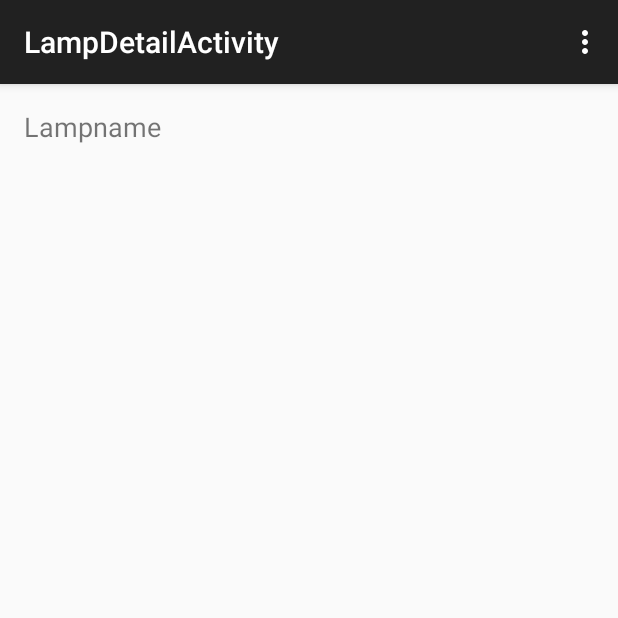
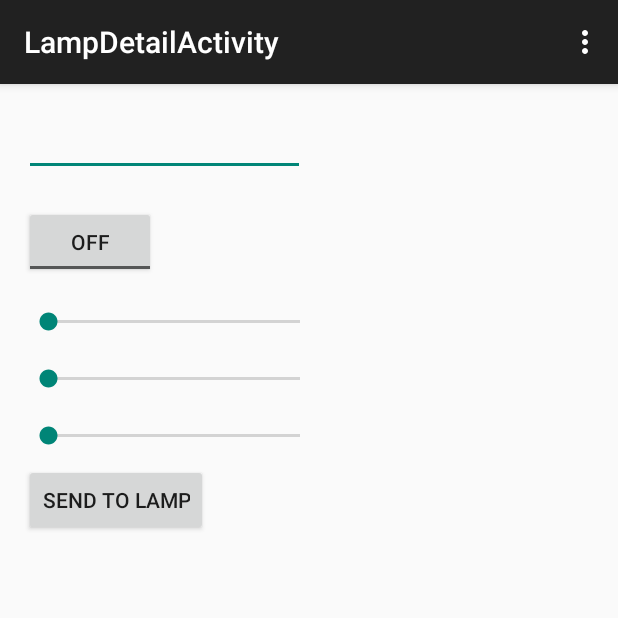
Before and after one commit to pjcbakx/AndroidAssesments, an Android app: the LampDetailActivity screen opened directly, with no data from a screen before it, on a phone screen of 412 x 824 dp, the top half of it. Run offline under Robolectric (Android 15) with nearby library versions, the phone set to English and light mode, and no system bars; 6 statements that could not run were skipped.

Commit message:
Made sending data to lamp, refreshing  list & fix reading all lamps with new ids

```diff
--- a/HueApp/app/src/main/java/com/example/patrick/hueapp/HueLamp.java
+++ b/HueApp/app/src/main/java/com/example/patrick/hueapp/HueLamp.java
@@ -57,6 +57,7 @@ public class HueLamp implements Serializable{
     public String imageUrl;
     public String name;
     public boolean isOn;
+    public int id;
     public int brightness;
     public int intensity;
     public int color;
--- a/HueApp/app/src/main/java/com/example/patrick/hueapp/LampDetailActivity.java
+++ b/HueApp/app/src/main/java/com/example/patrick/hueapp/LampDetailActivity.java
@@ -6,6 +6,11 @@ import android.os.Bundle;
 import android.util.Log;
 import android.view.Menu;
 import android.view.MenuItem;
+import android.view.View;
+import android.widget.Button;
+import android.widget.EditText;
+import android.widget.SeekBar;
+import android.widget.ToggleButton;
 
 import org.json.JSONException;
 import org.json.JSONObject;
@@ -22,7 +27,17 @@ import java.net.URL;
 import java.net.URLConnection;
 import java.net.URLEncoder;
 
-public class LampDetailActivity extends AppCompatActivity {
+public class LampDetailActivity extends AppCompatActivity implements View.OnClickListener, SeekBar.OnSeekBarChangeListener {
+
+    private HueLamp lamp;
+    private EditText txtName;
+    private ToggleButton btnOn;
+    private SeekBar barHue;
+    private SeekBar barBri;
+    private SeekBar barSat;
+    private Button butSend;
+
+    private boolean tracking = false;
 
     @Override
     protected void onCreate(Bundle savedInstanceState) {
@@ -30,9 +45,32 @@ public class LampDetailActivity extends AppCompatActivity {
         setContentView(R.layout.activity_lamp_detail);
 
         Bundle extras = getIntent().getExtras();
-        HueLamp lamp = (HueLamp)extras.getSerializable("Lamp");
+        lamp = (HueLamp)extras.getSerializable("Lamp");
 
-        //new OutputTask().execute();
+        txtName = (EditText) findViewById(R.id.editTextName);
+        btnOn = (ToggleButton) findViewById(R.id.toggleButtonOn);
+        barHue = (SeekBar) findViewById(R.id.seekBarHue);
+        barBri = (SeekBar) findViewById(R.id.seekBarBri);
+        barSat = (SeekBar) findViewById(R.id.seekBarSat);
+        butSend = (Button) findViewById(R.id.buttonSend);
+        butSend.setOnClickListener(this);
+
+        btnOn.setOnClickListener(this);
+        barHue.setOnSeekBarChangeListener(this);
+        barBri.setOnSeekBarChangeListener(this);
+        barSat.setOnSeekBarChangeListener(this);
+
+        txtName.setText(lamp.name);
+        btnOn.setChecked(lamp.isOn);
+        barHue.setProgress(lamp.color);
+        barBri.setProgress(lamp.brightness);
+        barSat.setProgress(lamp.intensity);
+    }
+
+    private void sendToLamp(int id, Boolean on, int bri, int hue, int sat)
+    {
+        LightSendTask task = new LightSendTask();
+        task.execute(Integer.toString(id),on.toString(), Integer.toString(bri), Integer.toString(hue),Integer.toString(sat));
     }
 
     @Override
@@ -56,51 +94,26 @@ public class LampDetailActivity extends AppCompatActivity {
 
         return super.onOptionsItemSelected(item);
     }
-}
-
-class OutputTask extends AsyncTask<Void,Void,String>
-{
 
     @Override
-    protected String doInBackground(Void... params) {
-        InputStream inputStream = null;
-        int responsCode = -1;
+    public void onClick(View v) {
+        sendToLamp(lamp.id,btnOn.isChecked(),barBri.getProgress(), barHue.getProgress(), barSat.getProgress());
+    }
 
-        String response = "";
+    @Override
+    public void onProgressChanged(SeekBar seekBar, int progress, boolean fromUser) {
+        if(!tracking)
+            sendToLamp(lamp.id,btnOn.isChecked(),barBri.getProgress(), barHue.getProgress(), barSat.getProgress());
+    }
 
+    @Override
+    public void onStartTrackingTouch(SeekBar seekBar) {
+        tracking = true;
+    }
 
-        try {
-            URL url = new URL("http://192.168.1.179/api/23d82f45b1c1476a645111275ea73/lights/2/state");
-            URLConnection urlConnection = url.openConnection();
-
-            if (!(urlConnection instanceof HttpURLConnection)) {
-                // Url
-                return null;
-            }
-
-            HttpURLConnection httpConnection = (HttpURLConnection) urlConnection;
-            httpConnection.setDoInput(true);
-            httpConnection.setDoOutput(true);
-            httpConnection.setRequestProperty("Content-Type", "application/json");
-            Log.i("Async", "Connect");
-            httpConnection.connect();
-
-            JSONObject param = new JSONObject();
-            param.put("on", "false");
-            DataOutputStream out = new DataOutputStream(httpConnection.getOutputStream());
-            out.writeChars(URLEncoder.encode(param.toString(), "UTF-8"));
-            out.flush();
-            out.close();
-
-        } catch (MalformedURLException e) {
-            Log.e("TAG", e.getLocalizedMessage());
-            return null;
-        } catch (IOException e) {
-            Log.e("TAG", e.getLocalizedMessage());
-            return null;
-        } catch (JSONException e) {
-            e.printStackTrace();
-        }
-        return "Success";
+    @Override
+    public void onStopTrackingTouch(SeekBar seekBar) {
+        tracking = false;
+        sendToLamp(lamp.id,btnOn.isChecked(),barBri.getProgress(), barHue.getProgress(), barSat.getProgress());
     }
 }
--- a/HueApp/app/src/main/res/layout/activity_lamp_detail.xml
+++ b/HueApp/app/src/main/res/layout/activity_lamp_detail.xml
@@ -4,13 +4,52 @@
     android:paddingRight="@dimen/activity_horizontal_margin"
     android:paddingTop="@dimen/activity_vertical_margin"
     android:paddingBottom="@dimen/activity_vertical_margin"
+    android:orientation="vertical"
     tools:context="com.example.patrick.hueapp.LampDetailActivity">
 
-    <TextView
-        android:layout_width="match_parent"
+
+    <EditText
+        android:layout_width="187dp"
         android:layout_height="wrap_content"
-        android:text="Lampname"
-        android:id="@+id/lampname"
-        android:textSize="@dimen/abc_text_size_medium_material" />
+        android:id="@+id/editTextName"
+        android:layout_marginBottom="10dp" />
 
+    <ToggleButton
+        android:layout_width="wrap_content"
+        android:layout_height="wrap_content"
+        android:text="New ToggleButton"
+        android:id="@+id/toggleButtonOn"
+        android:layout_marginTop="10dp"
+        android:layout_marginBottom="10dp" />
+
+    <SeekBar
+        android:layout_width="200dp"
+        android:layout_height="wrap_content"
+        android:max = "65535"
+        android:id="@+id/seekBarHue"
+        android:layout_marginTop="10dp"
+        android:layout_marginBottom="10dp" />
+
+    <SeekBar
+        android:layout_width="200dp"
+        android:layout_height="wrap_content"
+        android:max = "255"
+        android:id="@+id/seekBarBri"
+        android:layout_marginTop="10dp"
+        android:layout_marginBottom="10dp" />
+
+    <SeekBar
+        android:layout_width="200dp"
+        android:layout_height="wrap_content"
+        android:max = "255"
+        android:id="@+id/seekBarSat"
+        android:layout_marginBottom="10dp"
+        android:layout_marginTop="10dp" />
+
+    <Button
+        android:layout_width="wrap_content"
+        android:layout_height="wrap_content"
+        android:text="Send to Lamp"
+        android:id="@+id/buttonSend"
+        android:clickable="false" />
 </LinearLayout>
```
Also changed, not shown: HueApp/app/src/main/java/com/example/patrick/hueapp/LightReadTask.java (renamed from HueApp/app/src/main/java/com/example/patrick/hueapp/LightTask.java, +13 -7 lines), HueApp/app/src/main/java/com/example/patrick/hueapp/LightSendTask.java (added, +123 -0 lines), HueApp/app/src/main/java/com/example/patrick/hueapp/ListMainActivity.java (+17 -18 lines), HueApp/app/src/main/res/layout/activity_list_main.xml (+5 -4 lines), HueApp/app/src/main/res/layout/lamp_listview_row.xml (+4 -3 lines).
